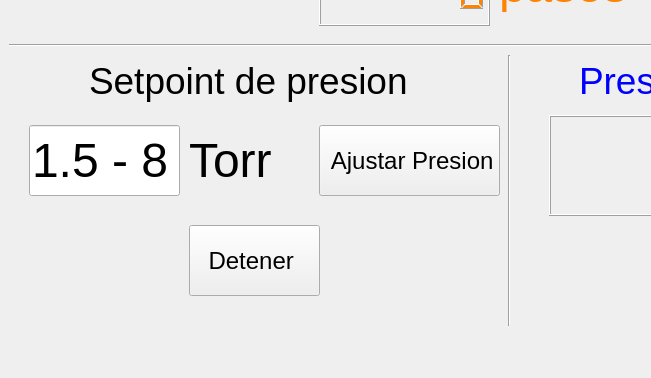
pablinleiva235/Proyecto-Final, file software-aura1000/gui/pyqt_gui.ui: the form before one commit; both pictures show x 0 to 651 and y 494 to 872 of the 955 by 872 pixel window.
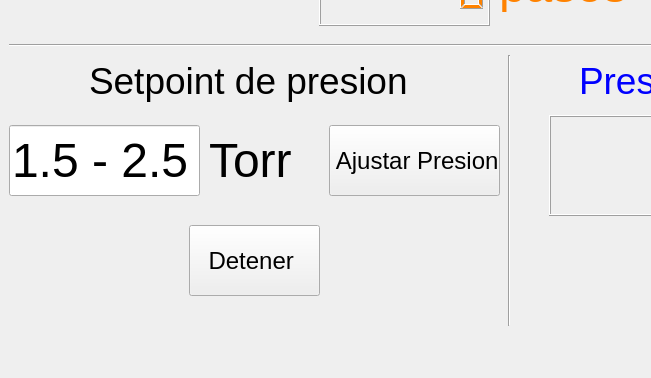
The form after the commit. Icons and pictures are not drawn.

Diff of the .ui file:
```diff
--- a/software-aura1000/gui/pyqt_gui.ui
+++ b/software-aura1000/gui/pyqt_gui.ui
@@ -1260,9 +1260,9 @@
        <widget class="QLineEdit" name="ThrottleMenu_pressure_entry">
         <property name="geometry">
          <rect>
-          <x>20</x>
+          <x>0</x>
           <y>610</y>
-          <width>151</width>
+          <width>191</width>
           <height>71</height>
          </rect>
         </property>
@@ -1272,7 +1272,7 @@
          </font>
         </property>
         <property name="text">
-         <string>1.5 - 8</string>
+         <string>1.5 - 2.5</string>
         </property>
        </widget>
        <widget class="QLabel" name="ThrottleMenu_pressureUnit_lbl_2">
@@ -1312,7 +1312,7 @@
        <widget class="QLabel" name="ThrottleMenu_setpoint_pressure_unit_lbl">
         <property name="geometry">
          <rect>
-          <x>180</x>
+          <x>200</x>
           <y>600</y>
           <width>91</width>
           <height>91</height>
@@ -1373,9 +1373,9 @@
        <widget class="QPushButton" name="ThrottleMenu_pressure_set">
         <property name="geometry">
          <rect>
-          <x>310</x>
+          <x>320</x>
           <y>610</y>
-          <width>181</width>
+          <width>171</width>
           <height>71</height>
          </rect>
         </property>
```
